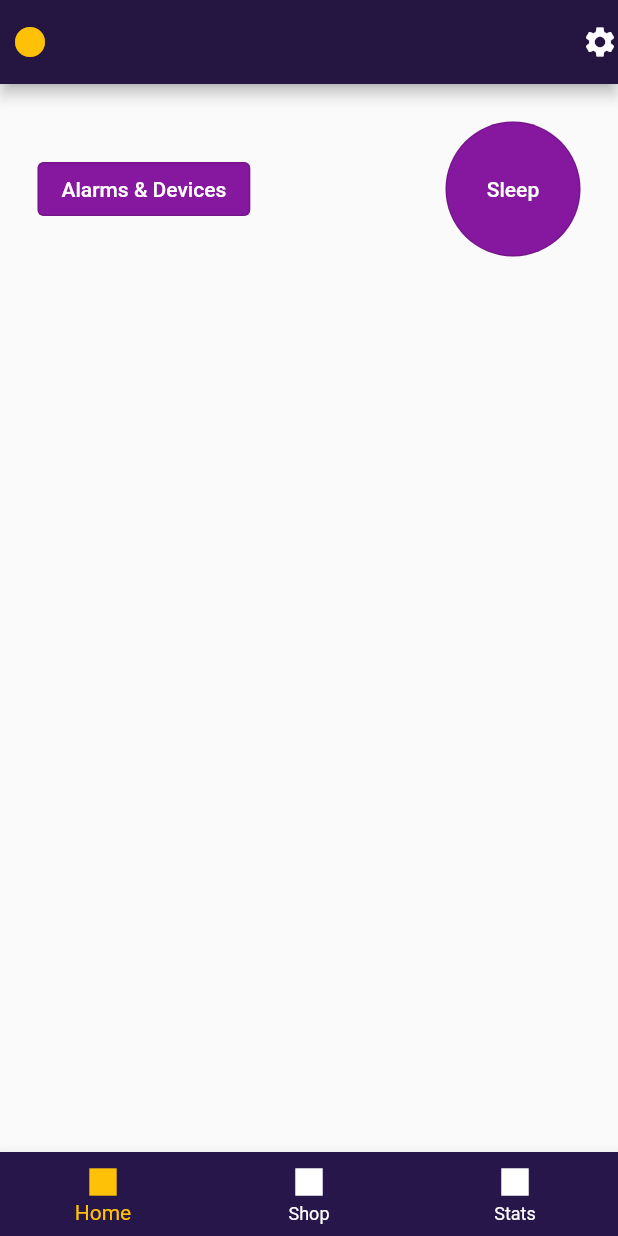
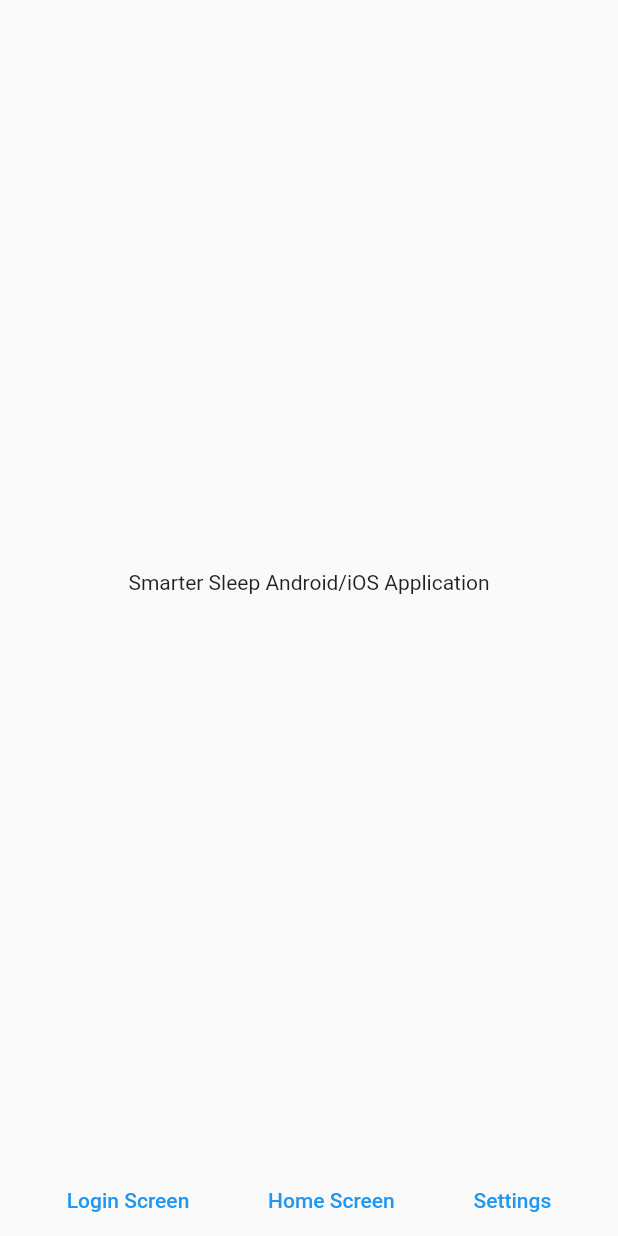
Before and after one commit to JL-SoftDev/Smarter-Sleep, a Flutter app: the screen it shows after launch, on a phone screen of 412 x 824 dp. Run offline on Flutter 3.47's test engine with Material 2 defaults, Android fonts, the phone set to English and light mode, and no system bars.

Commit message:
-Changes to project structures

```diff
--- a/Frontend/Smarter_Sleep/smarter_sleep/lib/HomeScreen.dart
+++ /dev/null
@@ -1,54 +0,0 @@
-import 'package:flutter/material.dart';
-
-class HomeScreen extends StatelessWidget {
-  const HomeScreen({super.key});
-  @override
-  Widget build(BuildContext context) {
-    return Scaffold(
-        appBar: AppBar(
-            backgroundColor: Color.fromARGB(255, 36, 22, 65),
-            leading: const Icon(Icons.circle, color: Colors.amber),
-            leadingWidth: 40,
-            actions: [const Icon(Icons.settings)]),
-        bottomNavigationBar: BottomNavigationBar(
-            backgroundColor: Color.fromARGB(255, 39, 22, 74),
-            items: const [
-              BottomNavigationBarItem(icon: Icon(Icons.square), label: 'Home'),
-              BottomNavigationBarItem(icon: Icon(Icons.square), label: 'Shop'),
-              BottomNavigationBarItem(icon: Icon(Icons.square), label: 'Stats')
-            ],
-            selectedItemColor: Colors.amber,
-            unselectedItemColor: Colors.white,
-            ),
-            body: ButtonGroup(),
-      );
-  }
-}
-class ButtonGroup extends StatelessWidget {
-  const ButtonGroup({super.key});
-
-  @override
-  Widget build(BuildContext context) {
-    return Padding(
-      padding: const EdgeInsets.all(25),
-      child: Row(
-        children: [
-          OutlinedButton(onPressed:(){print('Alarms');},
-                         child: Text('Alarms & Devices', style: TextStyle(color: Colors.white),),
-                         style: ButtonStyle(backgroundColor: MaterialStatePropertyAll<Color>(Color.fromARGB(255, 134, 23, 159))),
-            ),
-          Spacer(),
-          OutlinedButton(onPressed: (){print('Sleep');},
-                         child: Text('Sleep', style: TextStyle(color: Colors.white)),
-
-                         style: ButtonStyle(backgroundColor: MaterialStatePropertyAll<Color>(Color.fromARGB(255, 134, 23, 159)),
-                         shape: MaterialStatePropertyAll<CircleBorder>(CircleBorder()
-                         ),
-                         fixedSize: MaterialStatePropertyAll<Size>(Size(90, 90)),
-                         )
-                         ),
-        ],
-      ),
-    );
-  }
-}
--- /dev/null
+++ b/Frontend/Smarter_Sleep/smarter_sleep/lib/app/api/api.dart
@@ -0,0 +1 @@
+//TODO - Implement this
--- /dev/null
+++ b/Frontend/Smarter_Sleep/smarter_sleep/lib/app/screens/testingScreen.dart
@@ -0,0 +1,55 @@
+import 'package:flutter/material.dart';
+
+import 'homeScreen.dart';
+import 'loginScreen.dart';
+import 'settingsScreen.dart';
+
+class TestingScreen extends StatefulWidget {
+  const TestingScreen({super.key});
+
+  @override
+  State<TestingScreen> createState() => _TestingScreenState();
+}
+
+class _TestingScreenState extends State<TestingScreen> {
+  @override
+  Widget build(BuildContext context) {
+    return Scaffold(
+      body: Column(children: [
+        //Just placeholder text
+        Flexible(
+            child:
+                Center(child: Text("Smarter Sleep Android/iOS Application"))),
+        //Spacer
+        //TESTING Bottom Links to pages
+        Row(
+          mainAxisAlignment: MainAxisAlignment.spaceEvenly,
+          children: [
+            TextButton(
+                onPressed: _navigateToLoginScreen, child: Text("Login Screen")),
+            TextButton(
+                onPressed: _navigateToHomeScreen, child: Text("Home Screen")),
+            TextButton(
+                onPressed: _navigateToSettingsScreen, child: Text("Settings")),
+          ],
+        )
+      ]),
+    );
+  }
+
+  //Basic functions to navigate screens
+  void _navigateToLoginScreen() {
+    Navigator.push(
+        context, MaterialPageRoute(builder: (context) => const LoginScreen()));
+  }
+
+  void _navigateToHomeScreen() {
+    Navigator.push(
+        context, MaterialPageRoute(builder: (context) => const HomeScreen()));
+  }
+
+  void _navigateToSettingsScreen() {
+    Navigator.push(context,
+        MaterialPageRoute(builder: (context) => const SettingsScreen()));
+  }
+}
--- a/Frontend/Smarter_Sleep/smarter_sleep/lib/main.dart
+++ b/Frontend/Smarter_Sleep/smarter_sleep/lib/main.dart
@@ -1,17 +1,22 @@
 import 'package:flutter/material.dart';
-import 'HomeScreen.dart';
-//import 'SignInPage.dart';
+import 'app/screens/testingScreen.dart';
 
 void main() {
-  runApp(SmarterSleep());
+  runApp(const MaterialApp(title: "Smarter Sleep", home: TestingScreen()));
 }
-
+/*
 class SmarterSleep extends StatelessWidget {
   const SmarterSleep({super.key});
   @override
   Widget build(BuildContext context) {
     return MaterialApp(
-      home: HomeScreen(),
+      home: Scaffold(
+        appBar: AppBar(
+            backgroundColor: Color.fromARGB(255, 217, 185, 255),
+            title: const Text('Smarter Sleep',
+                style: TextStyle(color: Color.fromARGB(255, 90, 68, 255)))),
+      ),
     );
   }
 }
+*/
```
Also changed, not shown: Frontend/Smarter_Sleep/smarter_sleep/lib/app/screens/homeScreen.dart (added, +17 -0 lines), Frontend/Smarter_Sleep/smarter_sleep/lib/app/screens/loginScreen.dart (added, +17 -0 lines), Frontend/Smarter_Sleep/smarter_sleep/lib/app/screens/settingsScreen.dart (added, +17 -0 lines), Frontend/Smarter_Sleep/smarter_sleep/lib/app/pageRouter.dart (added), Frontend/Smarter_Sleep/smarter_sleep/lib/app/screens/SignInPage.dart (renamed from Frontend/Smarter_Sleep/smarter_sleep/lib/SignInPage.dart), Frontend/Smarter_Sleep/smarter_sleep/pubspec.lock, 1 other file.
